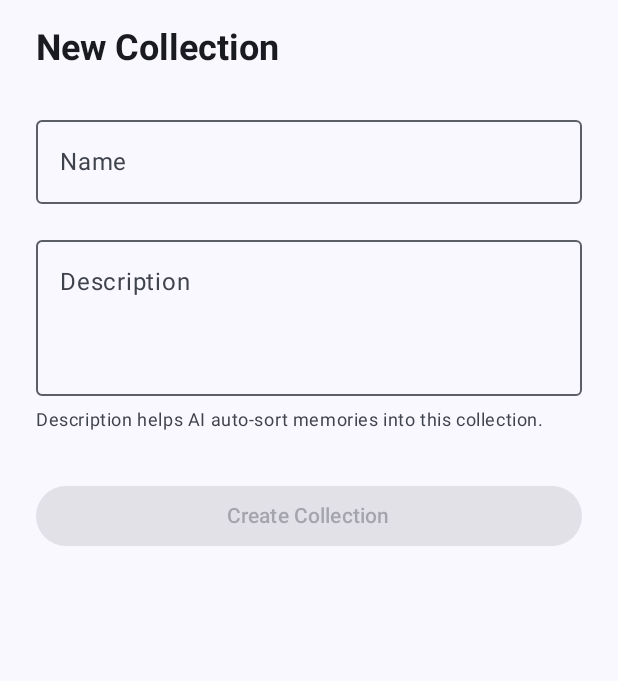
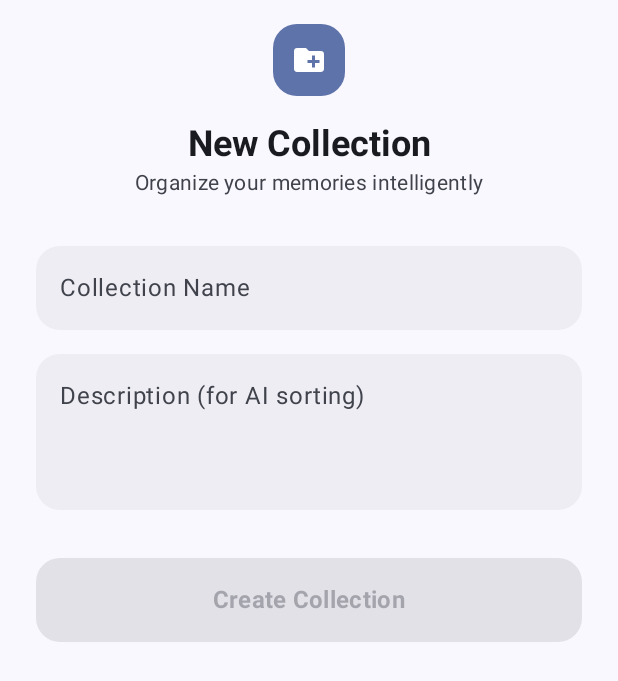
Before and after one commit to Past-da-king/MemGallery, an Android app built with Jetpack Compose: the composable CreateCollectionSheet shown on its own in the app's theme, on a phone screen of 412 x 824 dp. Shown: the top 681 px of the screen. Run offline under Robolectric (Android 15) with nearby library versions, the phone set to English and light mode, and no system bars; 1 statement that could not run was skipped.

Commit message:
ux  fixed complete

```diff
--- a/MemGallery/app/src/main/java/com/example/memgallery/ui/components/sheets/CreateCollectionSheet.kt
+++ b/MemGallery/app/src/main/java/com/example/memgallery/ui/components/sheets/CreateCollectionSheet.kt
@@ -1,9 +1,15 @@
 package com.example.memgallery.ui.components.sheets
 
+import androidx.compose.foundation.background
 import androidx.compose.foundation.layout.*
+import androidx.compose.foundation.shape.RoundedCornerShape
+import androidx.compose.material.icons.Icons
+import androidx.compose.material.icons.filled.CreateNewFolder
 import androidx.compose.material3.*
 import androidx.compose.runtime.*
+import androidx.compose.ui.Alignment
 import androidx.compose.ui.Modifier
+import androidx.compose.ui.graphics.Color
 import androidx.compose.ui.text.font.FontWeight
 import androidx.compose.ui.unit.dp
 
@@ -20,38 +26,71 @@ fun CreateCollectionSheet(
             .fillMaxWidth()
             .padding(horizontal = 24.dp, vertical = 16.dp)
             .navigationBarsPadding()
-            .imePadding()
+            .imePadding(),
+        horizontalAlignment = Alignment.CenterHorizontally
     ) {
+        // Header Icon
+        Icon(
+            imageVector = Icons.Default.CreateNewFolder,
+            contentDescription = null,
+            modifier = Modifier
+                .size(48.dp)
+                .background(MaterialTheme.colorScheme.primaryContainer, RoundedCornerShape(16.dp))
+                .padding(12.dp),
+            tint = MaterialTheme.colorScheme.onPrimaryContainer
+        )
+
+        Spacer(modifier = Modifier.height(16.dp))
+
         Text(
             text = "New Collection",
             style = MaterialTheme.typography.headlineSmall,
             fontWeight = FontWeight.Bold
         )
-        Spacer(modifier = Modifier.height(24.dp))
 
-        OutlinedTextField(
+        Text(
+            text = "Organize your memories intelligently",
+            style = MaterialTheme.typography.bodyMedium,
+            color = MaterialTheme.colorScheme.onSurfaceVariant
+        )
+
+        Spacer(modifier = Modifier.height(32.dp))
+
+        // Stylish Name Field
+        TextField(
             value = name,
             onValueChange = { name = it },
-            label = { Text("Name") },
+            label = { Text("Collection Name") },
             modifier = Modifier.fillMaxWidth(),
-            singleLine = true
+            singleLine = true,
+            shape = RoundedCornerShape(16.dp),
+            colors = TextFieldDefaults.colors(
+                focusedIndicatorColor = Color.Transparent,
+                unfocusedIndicatorColor = Color.Transparent,
+                disabledIndicatorColor = Color.Transparent,
+                focusedContainerColor = MaterialTheme.colorScheme.surfaceContainerHigh,
+                unfocusedContainerColor = MaterialTheme.colorScheme.surfaceContainer
+            )
         )
+
         Spacer(modifier = Modifier.height(16.dp))
 
-        OutlinedTextField(
+        // Stylish Description Field
+        TextField(
             value = description,
             onValueChange = { description = it },
-            label = { Text("Description") },
+            label = { Text("Description (for AI sorting)") },
             modifier = Modifier.fillMaxWidth(),
             minLines = 3,
-            maxLines = 5
-        )
-        Spacer(modifier = Modifier.height(8.dp))
-
-        Text(
-            text = "Description helps AI auto-sort memories into this collection.",
-            style = MaterialTheme.typography.bodySmall,
-            color = MaterialTheme.colorScheme.onSurfaceVariant
+            maxLines = 5,
+            shape = RoundedCornerShape(16.dp),
+            colors = TextFieldDefaults.colors(
+                focusedIndicatorColor = Color.Transparent,
+                unfocusedIndicatorColor = Color.Transparent,
+                disabledIndicatorColor = Color.Transparent,
+                focusedContainerColor = MaterialTheme.colorScheme.surfaceContainerHigh,
+                unfocusedContainerColor = MaterialTheme.colorScheme.surfaceContainer
+            )
         )
 
         Spacer(modifier = Modifier.height(32.dp))
@@ -59,10 +98,22 @@ fun CreateCollectionSheet(
         Button(
             onClick = { onCreate(name, description) },
             enabled = name.isNotBlank(),
-            modifier = Modifier.fillMaxWidth()
+            modifier = Modifier
+                .fillMaxWidth()
+                .height(56.dp),
+            shape = RoundedCornerShape(16.dp),
+            colors = ButtonDefaults.buttonColors(
+                containerColor = MaterialTheme.colorScheme.primary,
+                contentColor = MaterialTheme.colorScheme.onPrimary
+            ),
+            elevation = ButtonDefaults.buttonElevation(defaultElevation = 4.dp)
         ) {
-            Text("Create Collection")
+            Text(
+                text = "Create Collection",
+                style = MaterialTheme.typography.titleMedium,
+                fontWeight = FontWeight.Bold
+            )
         }
-        Spacer(modifier = Modifier.height(16.dp))
+        Spacer(modifier = Modifier.height(24.dp))
     }
 }
```
Also changed, not shown: MemGallery/app/src/main/java/com/example/memgallery/ui/screens/GalleryScreen.kt (+7 -1 lines), MemGallery/app/src/main/java/com/example/memgallery/ui/screens/MemoryDetailScreen.kt (+103 -52 lines), MemGallery/app/src/main/java/com/example/memgallery/ui/viewmodels/GalleryViewModel.kt (+8 -2 lines).
